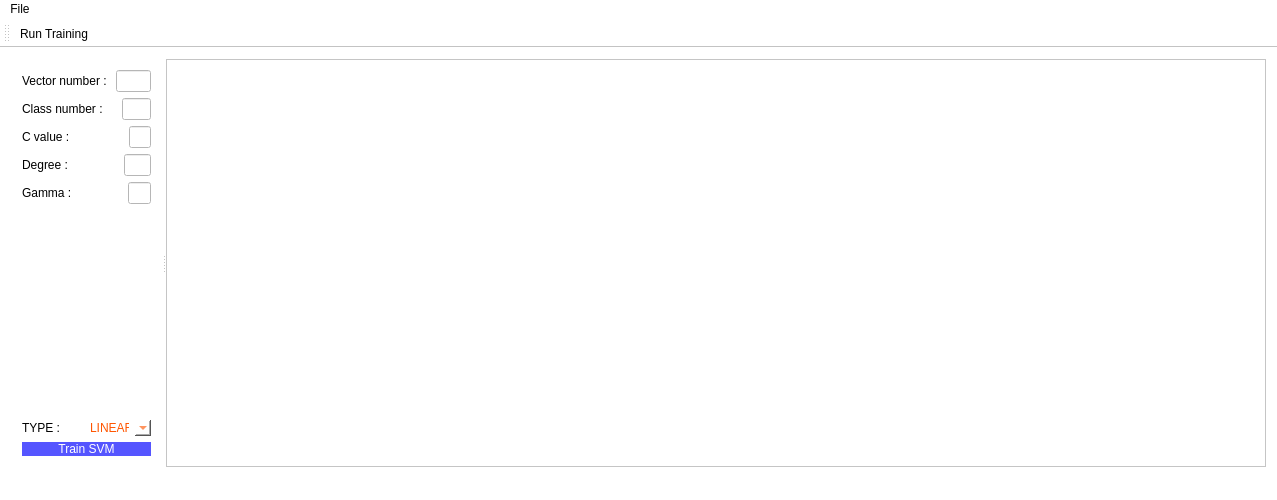
Before: the Qt Designer form mysvm.ui in ashraf-kx/ClassifieurSVM, drawn with Qt 5.
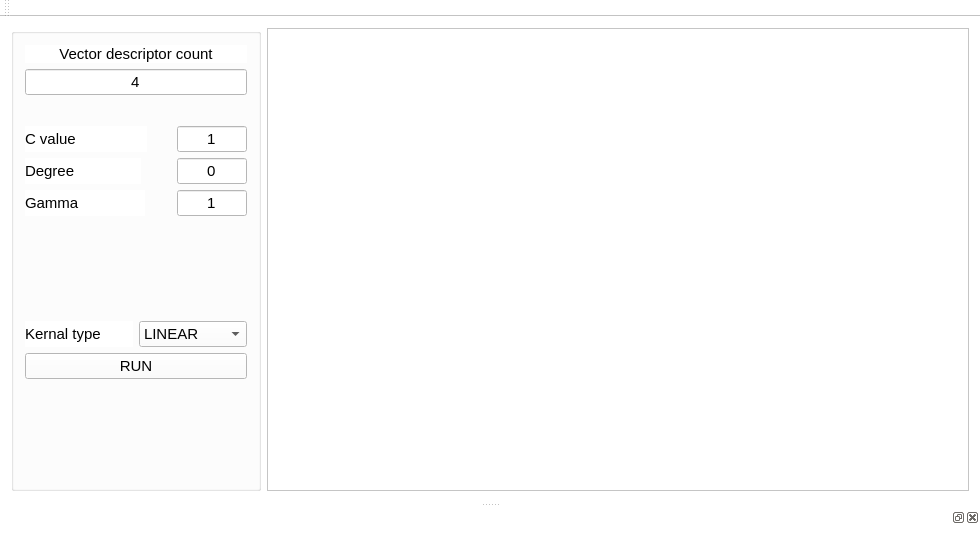
After: the same form once the commit is applied.

```diff
--- a/mysvm.ui
+++ b/mysvm.ui
@@ -6,8 +6,8 @@
    <rect>
     <x>0</x>
     <y>0</y>
-    <width>1112</width>
-    <height>500</height>
+    <width>980</width>
+    <height>549</height>
    </rect>
   </property>
   <property name="windowTitle">
@@ -17,74 +17,97 @@
    <string notr="true">background-color: rgb(255, 255, 255);</string>
   </property>
   <widget class="QWidget" name="centralWidget">
-   <layout class="QHBoxLayout" name="horizontalLayout_7">
-    <item>
-     <widget class="QSplitter" name="splitter">
-      <property name="orientation">
-       <enum>Qt::Horizontal</enum>
-      </property>
-      <widget class="QWidget" name="">
-       <layout class="QVBoxLayout" name="verticalLayout">
-        <item>
          <layout class="QHBoxLayout" name="horizontalLayout">
           <item>
+     <widget class="QGroupBox" name="groupBox">
+      <property name="minimumSize">
+       <size>
+        <width>100</width>
+        <height>0</height>
+       </size>
+      </property>
+      <property name="maximumSize">
+       <size>
+        <width>250</width>
+        <height>16777215</height>
+       </size>
+      </property>
+      <property name="font">
+       <font>
+        <pointsize>11</pointsize>
+       </font>
+      </property>
+      <property name="title">
+       <string/>
+      </property>
+      <layout class="QVBoxLayout" name="verticalLayout">
+       <item>
+        <layout class="QVBoxLayout" name="verticalLayout_2">
+         <item>
            <widget class="QLabel" name="Lb_vector">
+           <property name="font">
+            <font>
+             <pointsize>11</pointsize>
+            </font>
+           </property>
             <property name="text">
-             <string>Vector number : </string>
-            </property>
+            <string>&lt;html&gt;&lt;head/&gt;&lt;body&gt;&lt;p&gt;Vector descriptor count&lt;/p&gt;&lt;/body&gt;&lt;/html&gt;</string>
+           </property>
+           <property name="textFormat">
+            <enum>Qt::RichText</enum>
+           </property>
+           <property name="alignment">
+            <set>Qt::AlignCenter</set>
+           </property>
            </widget>
           </item>
           <item>
-           <spacer name="horizontalSpacer">
-            <property name="orientation">
-             <enum>Qt::Horizontal</enum>
-            </property>
-            <property name="sizeHint" stdset="0">
-             <size>
-              <width>40</width>
-              <height>20</height>
-             </size>
-            </property>
-           </spacer>
-          </item>
-          <item>
-           <widget class="QLineEdit" name="LE_vector_nbr"/>
-          </item>
-         </layout>
-        </item>
-        <item>
-         <layout class="QHBoxLayout" name="horizontalLayout_2">
-          <item>
-           <widget class="QLabel" name="Lb_class">
+          <widget class="QLineEdit" name="vectorsCount">
+           <property name="font">
+            <font>
+             <pointsize>11</pointsize>
+            </font>
+           </property>
+           <property name="styleSheet">
+            <string notr="true"/>
+           </property>
             <property name="text">
-             <string>Class number :    </string>
-            </property>
-           </widget>
-          </item>
+            <string>4</string>
+           </property>
+           <property name="alignment">
+            <set>Qt::AlignCenter</set>
+           </property>
+          </widget>
+         </item>
+        </layout>
+       </item>
           <item>
-           <spacer name="horizontalSpacer_2">
+        <spacer name="verticalSpacer_4">
             <property name="orientation">
-             <enum>Qt::Horizontal</enum>
-            </property>
+          <enum>Qt::Vertical</enum>
+         </property>
+         <property name="sizeType">
+          <enum>QSizePolicy::Minimum</enum>
+         </property>
             <property name="sizeHint" stdset="0">
              <size>
-              <width>40</width>
-              <height>20</height>
+           <width>20</width>
+           <height>25</height>
              </size>
             </property>
            </spacer>
-          </item>
-          <item>
-           <widget class="QLineEdit" name="LE_class_nbr"/>
-          </item>
-         </layout>
         </item>
         <item>
          <layout class="QHBoxLayout" name="horizontalLayout_3">
           <item>
            <widget class="QLabel" name="Lb_c">
+           <property name="font">
+            <font>
+             <pointsize>11</pointsize>
+            </font>
+           </property>
             <property name="text">
-             <string>C value :                </string>
+            <string>C value                 </string>
             </property>
            </widget>
           </item>
@@ -102,7 +125,31 @@
            </spacer>
           </item>
           <item>
-           <widget class="QLineEdit" name="LE_c_value"/>
+          <widget class="QLineEdit" name="svmC">
+           <property name="minimumSize">
+            <size>
+             <width>70</width>
+             <height>0</height>
+            </size>
+           </property>
+           <property name="maximumSize">
+            <size>
+             <width>70</width>
+             <height>16777215</height>
+            </size>
+           </property>
+           <property name="font">
+            <font>
+             <pointsize>11</pointsize>
+            </font>
+           </property>
+           <property name="text">
+            <string>1</string>
+           </property>
+           <property name="alignment">
+            <set>Qt::AlignCenter</set>
+           </property>
+          </widget>
           </item>
          </layout>
         </item>
@@ -110,8 +157,13 @@
          <layout class="QHBoxLayout" name="horizontalLayout_5">
           <item>
            <widget class="QLabel" name="LB_degree">
+           <property name="font">
+            <font>
+             <pointsize>11</pointsize>
+            </font>
+           </property>
             <property name="text">
-             <string>Degree :               </string>
+            <string>Degree                </string>
             </property>
            </widget>
           </item>
@@ -129,16 +181,45 @@
            </spacer>
           </item>
           <item>
-           <widget class="QLineEdit" name="LE_degree_value"/>
+          <widget class="QLineEdit" name="svmDegree">
+           <property name="minimumSize">
+            <size>
+             <width>70</width>
+             <height>0</height>
+            </size>
+           </property>
+           <property name="maximumSize">
+            <size>
+             <width>70</width>
+             <height>16777215</height>
+            </size>
+           </property>
+           <property name="font">
+            <font>
+             <pointsize>11</pointsize>
+            </font>
+           </property>
+           <property name="text">
+            <string>0</string>
+           </property>
+           <property name="alignment">
+            <set>Qt::AlignCenter</set>
+           </property>
+          </widget>
           </item>
          </layout>
         </item>
         <item>
          <layout class="QHBoxLayout" name="horizontalLayout_4">
           <item>
-           <widget class="QLabel" name="LB_Gamma">
+          <widget class="QLabel" name="svmGamma">
+           <property name="font">
+            <font>
+             <pointsize>11</pointsize>
+            </font>
+           </property>
             <property name="text">
-             <string>Gamma :               </string>
+            <string>Gamma                </string>
             </property>
            </widget>
           </item>
@@ -156,7 +237,31 @@
            </spacer>
           </item>
           <item>
-           <widget class="QLineEdit" name="LE_gamma_value"/>
+          <widget class="QLineEdit" name="LE_gamma_value">
+           <property name="minimumSize">
+            <size>
+             <width>70</width>
+             <height>0</height>
+            </size>
+           </property>
+           <property name="maximumSize">
+            <size>
+             <width>70</width>
+             <height>16777215</height>
+            </size>
+           </property>
+           <property name="font">
+            <font>
+             <pointsize>11</pointsize>
+            </font>
+           </property>
+           <property name="text">
+            <string>1</string>
+           </property>
+           <property name="alignment">
+            <set>Qt::AlignCenter</set>
+           </property>
+          </widget>
           </item>
          </layout>
         </item>
@@ -168,7 +273,7 @@
           <property name="sizeHint" stdset="0">
            <size>
             <width>20</width>
-            <height>40</height>
+           <height>70</height>
            </size>
           </property>
          </spacer>
@@ -177,26 +282,31 @@
          <layout class="QHBoxLayout" name="horizontalLayout_6">
           <item>
            <widget class="QLabel" name="Lb_type">
+           <property name="font">
+            <font>
+             <pointsize>11</pointsize>
+            </font>
+           </property>
             <property name="text">
-             <string>TYPE : </string>
+            <string>Kernal type  </string>
             </property>
            </widget>
           </item>
           <item>
-           <widget class="QComboBox" name="CB_type">
+          <widget class="QComboBox" name="svmKernalType">
+           <property name="minimumSize">
+            <size>
+             <width>60</width>
+             <height>0</height>
+            </size>
+           </property>
+           <property name="font">
+            <font>
+             <pointsize>11</pointsize>
+            </font>
+           </property>
             <property name="styleSheet">
-             <string notr="true">QComboBox
-{
-   background-color: rgb(255, 255, 255);
-    border:solid 1px  rgb(44, 44, 44);
-	color: rgb(255, 85, 0);
-}
-
-QComboBox:hover
-{
-border:solid 1px rgb(27, 162, 203);
-color: #FFF;
-}</string>
+            <string notr="true"/>
             </property>
             <item>
              <property name="text">
@@ -223,57 +333,48 @@
          </layout>
         </item>
         <item>
-         <widget class="QPushButton" name="Bt_trainSVM">
+        <widget class="QPushButton" name="btnTrainSVM">
+         <property name="font">
+          <font>
+           <pointsize>11</pointsize>
+          </font>
+         </property>
           <property name="styleSheet">
-           <string notr="true">QPushButton
-{
-background-color:  rgb(85, 85, 255);
-border:solid 1px #1570A6;
-color: #FFF;
-}
-
-QPushButton:hover
-{
-background-color:  rgb(85, 85, 255);
-border:solid 1px #1570A6;
-color: #FFF;
-}</string>
+          <string notr="true"/>
           </property>
           <property name="text">
-           <string>Train SVM</string>
+          <string>RUN</string>
           </property>
          </widget>
         </item>
-       </layout>
-      </widget>
+       <item>
+        <spacer name="verticalSpacer_2">
+         <property name="orientation">
+          <enum>Qt::Vertical</enum>
+         </property>
+         <property name="sizeHint" stdset="0">
+          <size>
+           <width>20</width>
+           <height>64</height>
+          </size>
+         </property>
+        </spacer>
+       </item>
+      </layout>
+     </widget>
+    </item>
+    <item>
       <widget class="QGraphicsView" name="graphicsView">
        <property name="minimumSize">
         <size>
-         <width>1100</width>
+        <width>600</width>
          <height>0</height>
         </size>
        </property>
       </widget>
-     </widget>
     </item>
    </layout>
   </widget>
-  <widget class="QMenuBar" name="menuBar">
-   <property name="geometry">
-    <rect>
-     <x>0</x>
-     <y>0</y>
-     <width>1112</width>
-     <height>25</height>
-    </rect>
-   </property>
-   <widget class="QMenu" name="menuFile">
-    <property name="title">
-     <string>File</string>
-    </property>
-   </widget>
-   <addaction name="menuFile"/>
-  </widget>
   <widget class="QToolBar" name="mainToolBar">
    <attribute name="toolBarArea">
     <enum>TopToolBarArea</enum>
@@ -281,10 +382,15 @@
    <attribute name="toolBarBreak">
     <bool>false</bool>
    </attribute>
-   <addaction name="actionRun_Training"/>
   </widget>
   <widget class="QStatusBar" name="statusBar"/>
-  <action name="actionRun_Training">
+  <widget class="QDockWidget" name="dockWidget">
+   <attribute name="dockWidgetArea">
+    <number>8</number>
+   </attribute>
+   <widget class="QWidget" name="dockWidgetContents_2"/>
+  </widget>
+  <action name="actionRunTraining">
    <property name="text">
     <string>Run Training</string>
    </property>
```
Left out of the diff: 10 changed lines with no effect on the pictures. Lines whose indentation alone changed are shown as unchanged.
